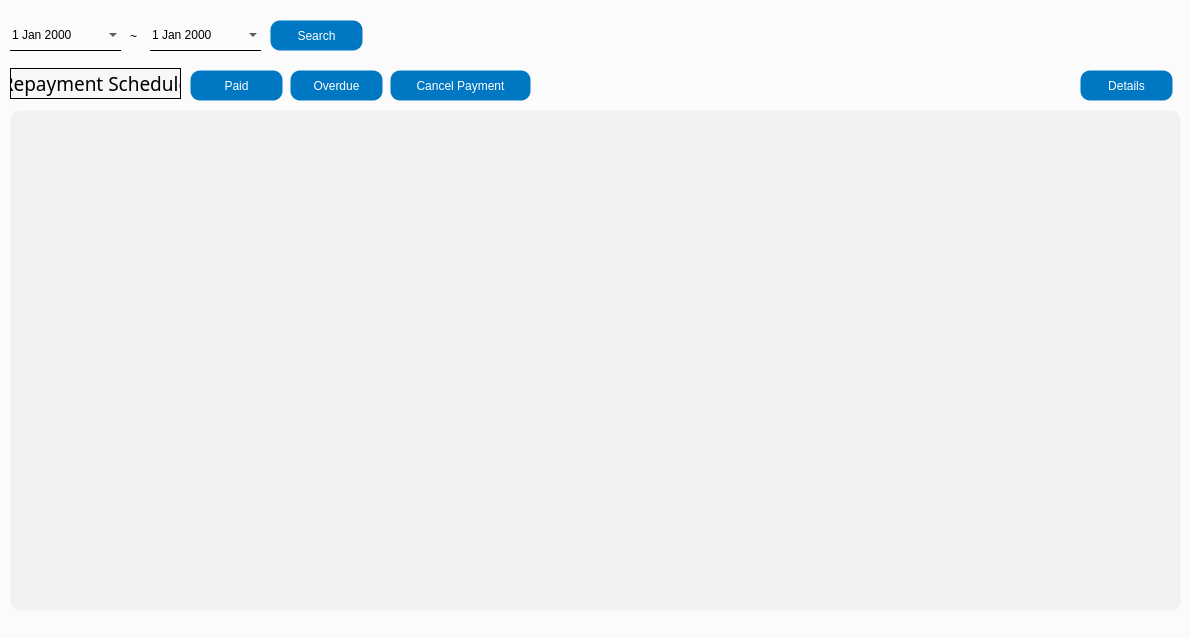
Above: app/src/pages/repayment/batch.ui from DY-Microfinance-Customer-Management/dymf-algorithm before the change. Below: the same form after it.
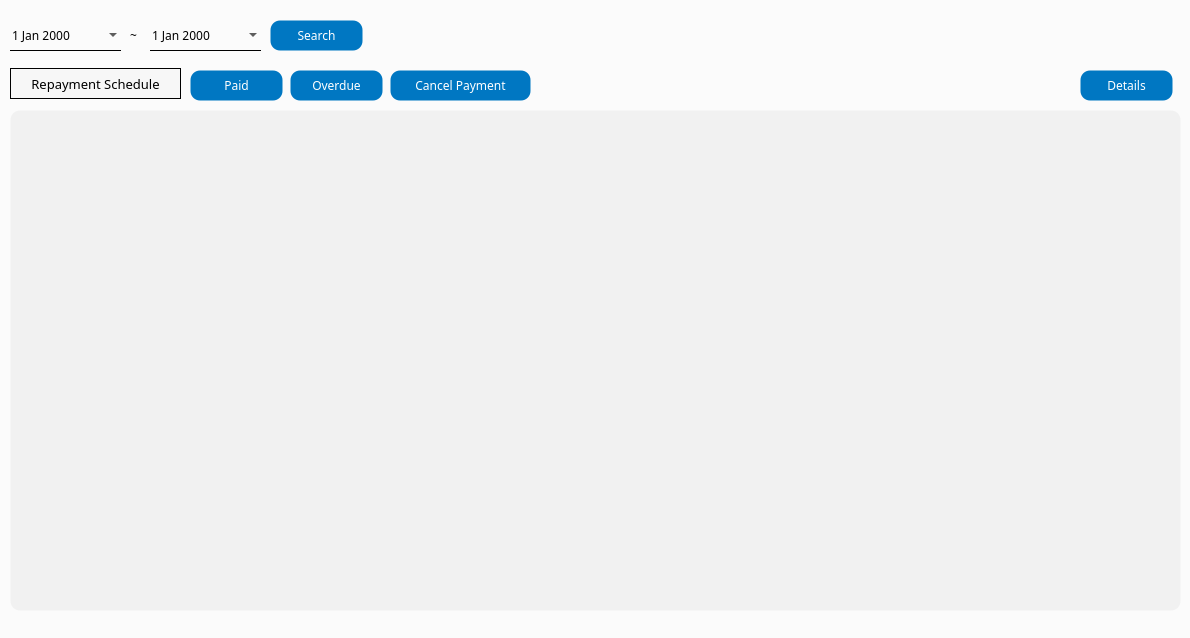
That is the form after the change.

```diff
--- a/app/src/pages/repayment/batch.ui
+++ b/app/src/pages/repayment/batch.ui
@@ -66,6 +66,11 @@
       <height>31</height>
      </rect>
     </property>
+    <property name="font">
+     <font>
+      <family>Arial Black</family>
+     </font>
+    </property>
     <property name="text">
      <string>Cancel Payment</string>
     </property>
@@ -96,8 +101,8 @@
     </property>
     <property name="font">
      <font>
-      <family>Agency FB</family>
-      <pointsize>14</pointsize>
+      <family>Arial Black</family>
+      <pointsize>10</pointsize>
      </font>
     </property>
     <property name="styleSheet">
@@ -122,6 +127,11 @@
       <height>31</height>
      </rect>
     </property>
+    <property name="font">
+     <font>
+      <family>Arial Black</family>
+     </font>
+    </property>
     <property name="locale">
      <locale language="English" country="UnitedStates"/>
     </property>
@@ -141,6 +151,11 @@
       <height>31</height>
      </rect>
     </property>
+    <property name="font">
+     <font>
+      <family>Arial Black</family>
+     </font>
+    </property>
     <property name="text">
      <string>~</string>
     </property>
@@ -154,6 +169,11 @@
       <height>31</height>
      </rect>
     </property>
+    <property name="font">
+     <font>
+      <family>Arial Black</family>
+     </font>
+    </property>
     <property name="locale">
      <locale language="English" country="UnitedStates"/>
     </property>
@@ -173,6 +193,11 @@
       <height>31</height>
      </rect>
     </property>
+    <property name="font">
+     <font>
+      <family>Arial Black</family>
+     </font>
+    </property>
     <property name="text">
      <string>Search</string>
     </property>
@@ -186,6 +211,11 @@
       <height>31</height>
      </rect>
     </property>
+    <property name="font">
+     <font>
+      <family>Arial Black</family>
+     </font>
+    </property>
     <property name="text">
      <string>Details</string>
     </property>
@@ -199,6 +229,11 @@
       <height>31</height>
      </rect>
     </property>
+    <property name="font">
+     <font>
+      <family>Arial Black</family>
+     </font>
+    </property>
     <property name="text">
      <string>Paid</string>
     </property>
@@ -212,6 +247,11 @@
       <height>31</height>
      </rect>
     </property>
+    <property name="font">
+     <font>
+      <family>Arial Black</family>
+     </font>
+    </property>
     <property name="text">
      <string>Overdue</string>
     </property>
```
Left out of the diff: 15 changed lines with no effect on the pictures.
